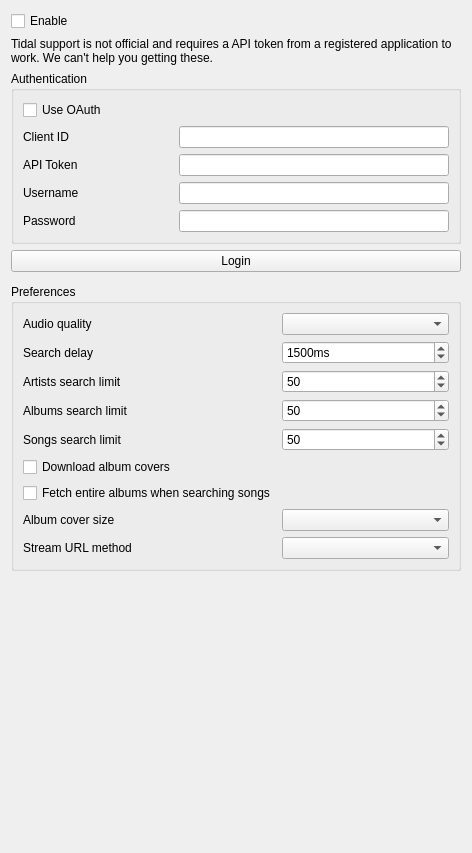
strawberrymusicplayer/strawberry, file src/settings/tidalsettingspage.ui: the form before one commit.
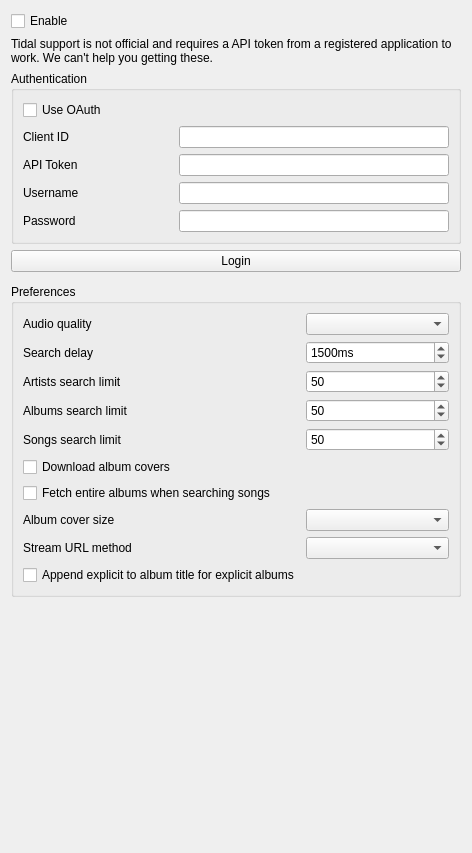
The form after the commit. Icons and pictures are not drawn. Custom widgets are drawn as their Qt base class.

Commit message: Add option to append explicit to album titles for Tidal

```diff
--- a/src/settings/tidalsettingspage.ui
+++ b/src/settings/tidalsettingspage.ui
@@ -269,6 +269,13 @@
       <item row="8" column="1">
        <widget class="QComboBox" name="streamurl"/>
       </item>
+      <item row="9" column="0">
+       <widget class="QCheckBox" name="checkbox_album_explicit">
+        <property name="text">
+         <string>Append explicit to album title for explicit albums</string>
+        </property>
+       </widget>
+      </item>
      </layout>
     </widget>
    </item>
```
The commit also changes 6 other files.
